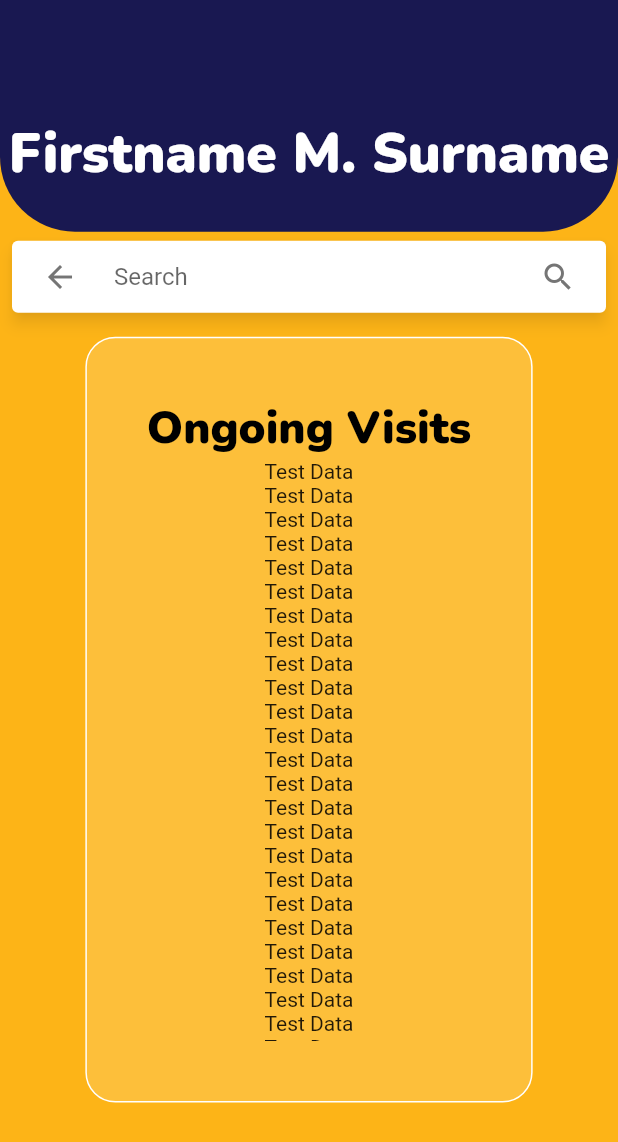
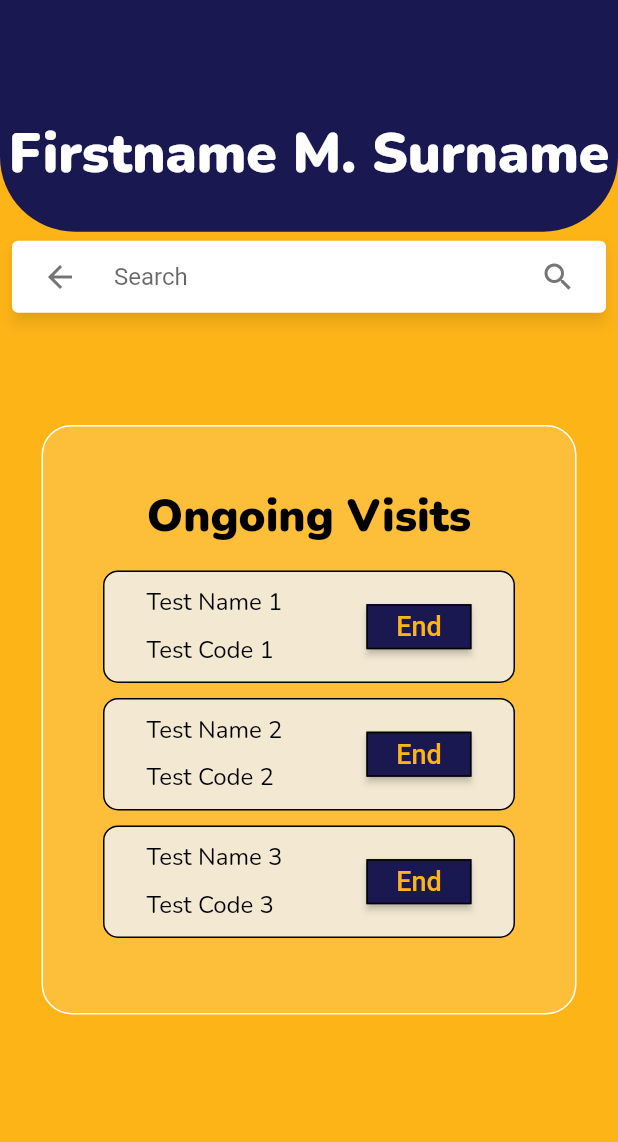
Before and after one commit to MendozaFiona/digiLogSecurity, a Flutter app: the screen it shows after launch, after a tap on "Ongoing Visits", on a phone screen of 412 x 824 dp. Shown: the top 1142 px of the screen. Run offline on Flutter 3.47's test engine with Material 2 defaults, Android fonts, the phone set to English and light mode, and no system bars; drawn by our look-alikes of material_floating_search_bar.

Commit message:
added visit tiles

```diff
--- a/lib/essentials/page_format.dart
+++ b/lib/essentials/page_format.dart
@@ -1,4 +1,4 @@
-import 'package:digi_logsec/essentials/search_bar.dart';
+import 'package:digi_logsec/essentials/classed_widget.dart';
 import 'package:flutter/material.dart';
 import 'package:digi_logsec/essentials/sections.dart';
 import 'package:digi_logsec/essentials/small_widgets.dart';
@@ -7,20 +7,21 @@ class PageFormat {
   BuildContext context;
   var fullWidth, fullHeight;
 
-  PageFormat(BuildContext context) {
+  PageFormat(BuildContext context, {setFunction}) {
     this.context = context;
     this.fullWidth = MediaQuery.of(this.context).size.width;
     this.fullHeight = MediaQuery.of(this.context).size.height;
   }
 
-  SafeArea bodyFormat(
-      {String name,
-      String sectionTitle,
-      List options,
-      int upperFlex,
-      int middleFlex,
-      int lowerFlex = 0,
-      String pageType}) {
+  SafeArea bodyFormat({
+    String name,
+    String sectionTitle,
+    List options,
+    int upperFlex,
+    int middleFlex,
+    int lowerFlex = 0,
+    String pageType,
+  }) {
     var sections = Sections(this.context);
     var smallWidgets = SmallWidgets(this.context);
     double containerHeight;
@@ -35,7 +36,6 @@ class PageFormat {
     } else {
       containerMargin = EdgeInsets.symmetric(vertical: (this.fullHeight / 20));
     }
-    print(this.fullHeight);
 
     return SafeArea(
         child: Column(
--- a/lib/essentials/sections.dart
+++ b/lib/essentials/sections.dart
@@ -1,3 +1,4 @@
+import 'package:digi_logsec/essentials/classed_widget.dart';
 import 'package:flutter/material.dart';
 import 'package:digi_logsec/essentials/page_format.dart';
 import 'package:digi_logsec/essentials/small_widgets.dart';
@@ -19,8 +20,11 @@ class Sections extends PageFormat {
     );
   }
 
-  Center middleSection(
-      {String title = 'Title Here', List options, String pageType}) {
+  Center middleSection({
+    String title = 'Title Here',
+    List options,
+    String pageType,
+  }) {
     double sectionMargin = 0;
 
     if (pageType == 'List') {
@@ -52,46 +56,7 @@ class Sections extends PageFormat {
                 if (pageType == 'Home') optionSection(optionList: options),
                 if (pageType == 'Form')
                   formSection(), // change to dynamic later
-                if (pageType == 'List')
-                  Column(
-                    children: [
-                      Text('Test Data'),
-                      Text('Test Data'),
-                      Text('Test Data'),
-                      Text('Test Data'),
-                      Text('Test Data'),
-                      Text('Test Data'),
-                      Text('Test Data'),
-                      Text('Test Data'),
-                      Text('Test Data'),
-                      Text('Test Data'),
-                      Text('Test Data'),
-                      Text('Test Data'),
-                      Text('Test Data'),
-                      Text('Test Data'),
-                      Text('Test Data'),
-                      Text('Test Data'),
-                      Text('Test Data'),
-                      Text('Test Data'),
-                      Text('Test Data'),
-                      Text('Test Data'),
-                      Text('Test Data'),
-                      Text('Test Data'),
-                      Text('Test Data'),
-                      Text('Test Data'),
-                      Text('Test Data'),
-                      Text('Test Data'),
-                      Text('Test Data'),
-                      Text('Test Data'),
-                      Text('Test Data'),
-                      Text('Test Data'),
-                      Text('Test Data'),
-                      Text('Test Data'),
-                      Text('Test Data'),
-                      Text('Test Data'),
-                      Text('Test Data'),
-                    ],
-                  ),
+                if (pageType == 'List') listSection(),
               ],
             ),
           )),
@@ -106,10 +71,42 @@ class Sections extends PageFormat {
     ]);
   }
 
+  Container listSection() {
+    // get map from db this is temporary
+    Map ongoingVisitList = {
+      'Test Name 1': 'Test Code 1',
+      'Test Name 2': 'Test Code 2',
+      'Test Name 3': 'Test Code 3'
+    };
+
+    var smallWidgets = SmallWidgets(super.context);
+
+    return Container(
+      padding: EdgeInsets.only(top: 15),
+      width: this.fullWidth / 1.5,
+      child: Column(
+        children: [
+          for (var ongoingVisitItem in ongoingVisitList.keys)
+            Column(
+              children: [
+                smallWidgets.visitTile(
+                    ongoingVisitItem, ongoingVisitList[ongoingVisitItem]),
+                SizedBox(
+                  height: 10,
+                )
+              ],
+            ),
+        ],
+      ),
+    );
+  }
+
   Column formSection() {
     Map txtFieldList;
     String formType = this.context.toString().split('(').first;
+
     var smallWidgets = SmallWidgets(super.context);
+
     final nameCtrlr = TextEditingController();
     // code field isn't required, it is automatically sent to db
     final contactCtrlr = TextEditingController();
--- a/lib/essentials/small_widgets.dart
+++ b/lib/essentials/small_widgets.dart
@@ -41,6 +41,33 @@ class SmallWidgets extends PageFormat {
         shape: RoundedRectangleBorder(
           borderRadius: btnRadius,
         ),
+      ),
+    );
+  }
+
+  Container visitTile(String name, String code) {
+    return Container(
+      height: 75,
+      decoration: Styles.listStyle(),
+      child: Row(
+        mainAxisAlignment: MainAxisAlignment.spaceAround,
+        children: [
+          Column(
+            mainAxisAlignment: MainAxisAlignment.spaceEvenly,
+            crossAxisAlignment: CrossAxisAlignment.start,
+            children: [
+              Text(
+                name,
+                style: Styles.listFont(),
+              ),
+              Text(
+                code,
+                style: Styles.listFont(),
+              )
+            ],
+          ),
+          this.optionsBtn('End', buttonType: 'blue', buttonWidth: 70),
+        ],
       ),
     );
   }
--- a/lib/essentials/styles.dart
+++ b/lib/essentials/styles.dart
@@ -3,6 +3,24 @@ import 'package:digi_logsec/essentials/page_format.dart';
 
 class Styles extends PageFormat {
   Styles(BuildContext context) : super(context);
+
+  static TextStyle listFont() {
+    return TextStyle(
+      fontSize: 16,
+      color: Colors.black,
+      fontFamily: 'Nunito',
+    );
+  }
+
+  static BoxDecoration listStyle() {
+    return BoxDecoration(
+      color: Color.fromRGBO(243, 233, 211, 1),
+      borderRadius: BorderRadius.all(Radius.circular(10)),
+      border: Border.all(
+        color: Colors.black,
+      ),
+    );
+  }
 
   static InputDecoration formStyle(String label) {
     double conPadding = 1;
--- a/lib/main.dart
+++ b/lib/main.dart
@@ -1,3 +1,4 @@
+import 'package:digi_logsec/essentials/classed_widget.dart';
 import 'package:flutter/material.dart';
 import 'package:material_floating_search_bar/material_floating_search_bar.dart';
 
@@ -41,6 +42,7 @@ class Dashboard extends StatelessWidget {
     var dashboard = PageFormat(context);
 
     return Scaffold(
+      resizeToAvoidBottomInset: false,
       body: dashboard.bodyFormat(
         name: 'Firstname M. Surname',
         sectionTitle: 'Add Visitors',
@@ -70,6 +72,7 @@ class _ScanQRState extends State<ScanQR> {
     var qrScan = PageFormat(context);
 
     return Scaffold(
+      resizeToAvoidBottomInset: false,
       body: qrScan.bodyFormat(
         name: 'Firstname M. Surname',
         options: ['Manual Input'],
@@ -111,10 +114,10 @@ class WithVehicle extends StatefulWidget {
   //const WithVehicle({ Key? key }) : super(key: key);
 
   @override
-  _WithVehicleState createState() => _WithVehicleState();
+  WithVehicleState createState() => WithVehicleState();
 }
 
-class _WithVehicleState extends State<WithVehicle> {
+class WithVehicleState extends State<WithVehicle> {
   @override
   Widget build(BuildContext context) {
     var withVehicle = PageFormat(context);
@@ -145,6 +148,7 @@ class _ScanOCRState extends State<ScanOCR> {
     var ocrScan = PageFormat(context);
 
     return Scaffold(
+      resizeToAvoidBottomInset: false,
       body: ocrScan.bodyFormat(
         name: 'Firstname M. Surname',
         options: ['Back'],
```
Also changed, not shown: lib/essentials/classed_widget.dart (renamed from lib/essentials/search_bar.dart).
